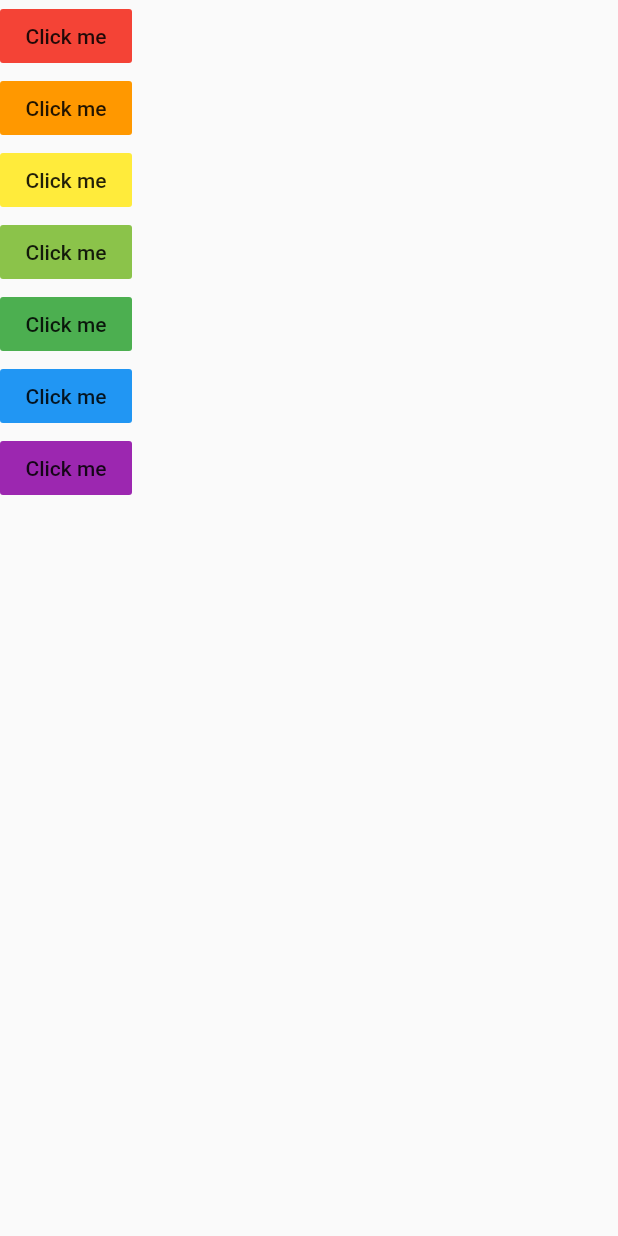
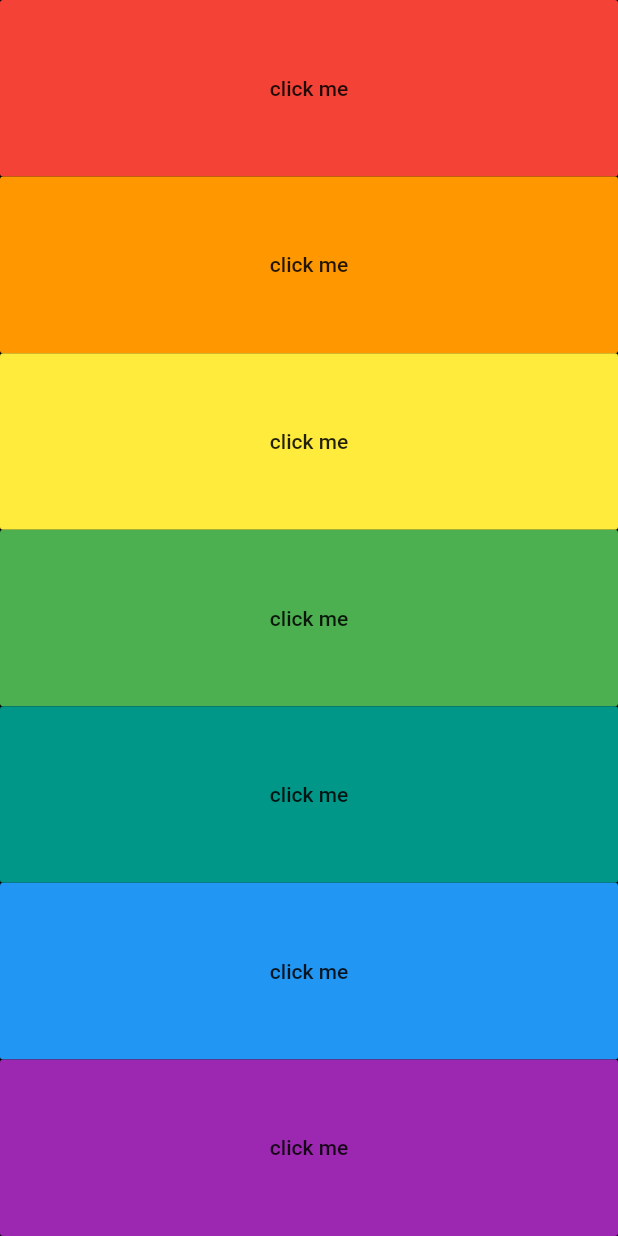
Before and after one commit to hideyu/flutter-udemy, a Flutter app: the screen it shows after launch, on a phone screen of 412 x 824 dp. Run offline on Flutter 3.47's test engine with Material 2 defaults, Android fonts, the phone set to English and light mode, and no system bars; our stand-ins replace audioplayers.

Commit message:
feat(xylophone/): finish building xylophone application

```diff
--- a/xylophone/lib/main.dart
+++ b/xylophone/lib/main.dart
@@ -11,67 +11,34 @@
     player.play('note$soundNumber.wav');
   }
 
+  Expanded buildKey({Color color, int soundNumber}) {
+    return Expanded(
+      child: FlatButton(
+        color: color,
+        onPressed: () {
+          playSound(soundNumber);
+        },
+        child: Text("click me"),
+      ),
+    );
+  }
+
   @override
   Widget build(BuildContext context) {
     return MaterialApp(
       home: Scaffold(
+        backgroundColor: Colors.black,
         body: SafeArea(
           child: Column(
+            crossAxisAlignment: CrossAxisAlignment.stretch,
             children: [
-              FlatButton(
-                color: Colors.red,
-                onPressed: () {
-                  playSound(1);
-                },
-                child: Text("Click me"),
-              ),
-              FlatButton(
-                color: Colors.orange,
-                onPressed: () {
-                  playSound(2);
-                },
-                child: Text("Click me"),
-              ),
-              FlatButton(
-                color: Colors.yellow,
-                onPressed: () {
-                  // audioplayers
-                  playSound(3);
-                },
-                child: Text("Click me"),
-              ),
-              FlatButton(
-                color: Colors.lightGreen,
-                onPressed: () {
-                  // audioplayers
-                  playSound(4);
-                },
-                child: Text("Click me"),
-              ),
-              FlatButton(
-                color: Colors.green,
-                onPressed: () {
-                  // audioplayers
-                  playSound(5);
-                },
-                child: Text("Click me"),
-              ),
-              FlatButton(
-                color: Colors.blue,
-                onPressed: () {
-                  // audioplayers
-                  playSound(6);
-                },
-                child: Text("Click me"),
-              ),
-              FlatButton(
-                color: Colors.purple,
-                onPressed: () {
-                  // audioplayers
-                  playSound(7);
-                },
-                child: Text("Click me"),
-              ),
+              buildKey(color: Colors.red, soundNumber: 1),
+              buildKey(color: Colors.orange, soundNumber: 2),
+              buildKey(color: Colors.yellow, soundNumber: 3),
+              buildKey(color: Colors.green, soundNumber: 4),
+              buildKey(color: Colors.teal, soundNumber: 5),
+              buildKey(color: Colors.blue, soundNumber: 6),
+              buildKey(color: Colors.purple, soundNumber: 7),
             ],
           ),
         ),
```
